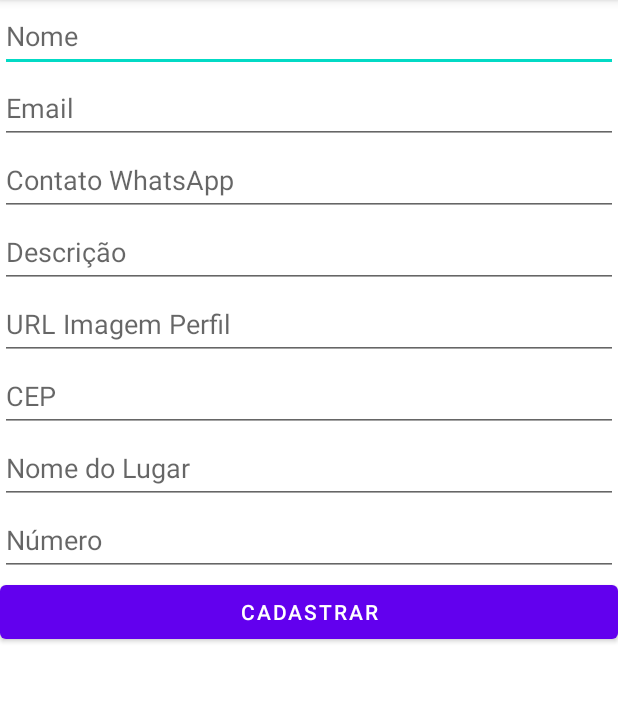
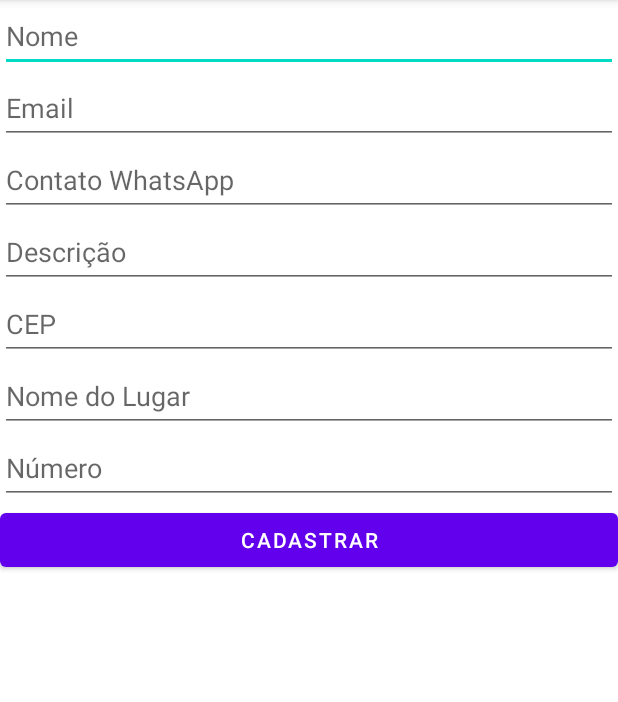
Before and after one commit to Rian-Noronha/tuaobrapedreiro, an Android app: the CadastroActivity screen opened directly, with no data from a screen before it, after a tap on "CADASTRAR", on a phone screen of 412 x 824 dp, the part 84-786 px from its top. Run offline under Robolectric (Android 15) with nearby library versions, the phone set to English and light mode, and no system bars; our stand-ins replace data binding; 1 statement that could not run was skipped.

Commit message:
[refactor] Permitindo ao pedreiro usar a aplicação sem ser obrigado usar imagem de perfil

```diff
--- a/app/build.gradle.kts
+++ b/app/build.gradle.kts
@@ -56,7 +56,6 @@ val auth_version = "22.1.2"
 val firestore_version = "24.8.1"
 val storage_version = "20.2.1"
 val crashlytics_version = "18.4.3"
-val crashlytics_gradle = "2.9.5"
 val bom_version = "32.8.1"
 val services_version = "4.3.15"
 
@@ -83,7 +82,6 @@ dependencies {
     implementation("com.google.firebase:firebase-firestore-ktx:$firestore_version")
     implementation("com.google.firebase:firebase-storage-ktx:$storage_version")
     implementation("com.google.firebase:firebase-crashlytics-ktx:$crashlytics_version")
-    implementation("com.google.firebase:firebase-crashlytics-gradle:$crashlytics_gradle")
     implementation("com.crashlytics.sdk.android:crashlytics:2.10.1")
     testImplementation("junit:junit:4.13.2")
     androidTestImplementation("androidx.test.ext:junit:1.2.1")
--- a/app/src/main/java/com/rn/tuaobraparapedreiro/CadastroActivity.kt
+++ b/app/src/main/java/com/rn/tuaobraparapedreiro/CadastroActivity.kt
@@ -36,7 +36,6 @@ class CadastroActivity : AppCompatActivity() {
             email = binding.edtEmail.text.toString(),
             contatoWhatsApp = binding.edtContatoWhatsApp.text.toString(),
             descricao = binding.edtDescricao.text.toString(),
-            urlImagemPerfil = binding.edtUrlImagemPerfil.text.toString(),
             endereco = endereco,
         )
 
--- a/app/src/main/java/com/rn/tuaobraparapedreiro/model/Pedreiro.kt
+++ b/app/src/main/java/com/rn/tuaobraparapedreiro/model/Pedreiro.kt
@@ -2,7 +2,7 @@ package com.rn.tuaobraparapedreiro.model
 
 data class Pedreiro(
     val id: Long? = null,
-    val urlImagemPerfil: String?,
+    val urlImagemPerfil: String? = null,
     val descricao: String,
     val nome: String,
     val contatoWhatsApp: String,
--- a/app/src/main/res/layout/activity_cadastro.xml
+++ b/app/src/main/res/layout/activity_cadastro.xml
@@ -46,15 +46,6 @@
             />
 
         <EditText
-            android:id="@+id/edtUrlImagemPerfil"
-            android:layout_width="match_parent"
-            android:layout_height="wrap_content"
-            android:hint="@string/hint_url_imagem_perfil"
-            android:minHeight="48dp"
-            android:inputType="text"
-            />
-
-        <EditText
             android:id="@+id/edtCep"
             android:layout_width="match_parent"
             android:layout_height="wrap_content"
```
